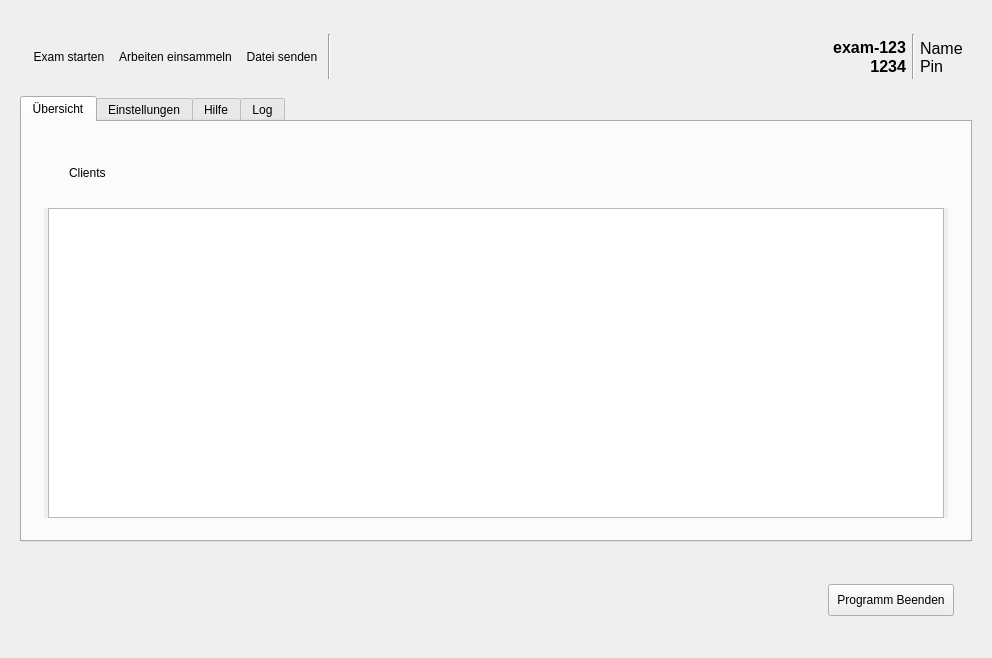
Above: server/server.ui from valueerrorx/life-exam before the change. Below: the same form after it.
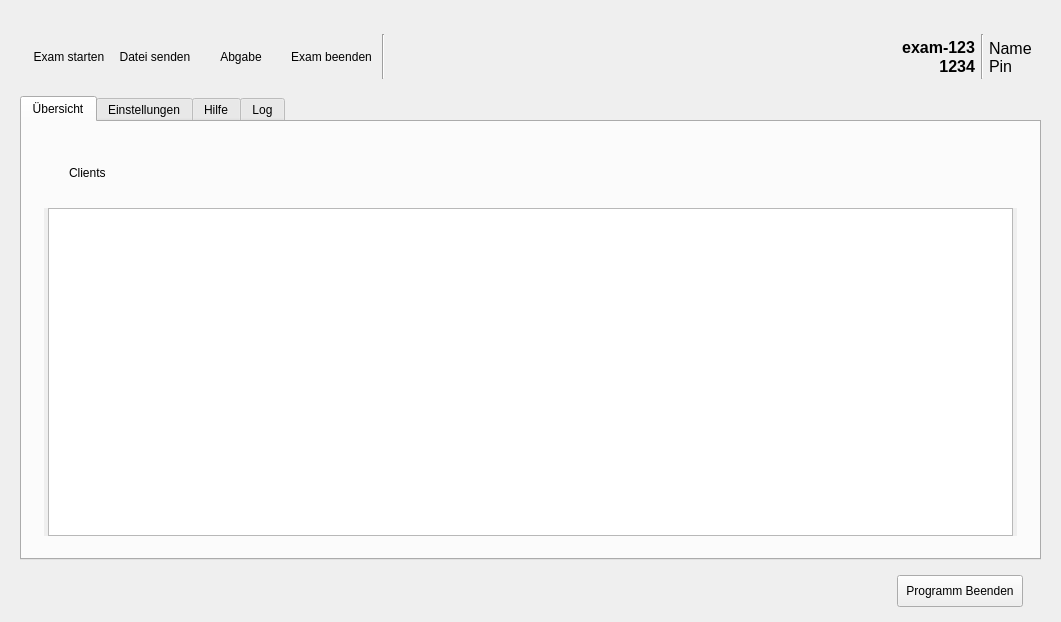
That is the form after the change. Icons and pictures are not drawn.

Commit message: added stopexam button

Patch:
```diff
--- a/server/server.ui
+++ b/server/server.ui
@@ -7,8 +7,8 @@
    <rect>
     <x>0</x>
     <y>0</y>
-    <width>992</width>
-    <height>658</height>
+    <width>1061</width>
+    <height>622</height>
    </rect>
   </property>
   <property name="sizePolicy">
@@ -114,41 +114,6 @@
            </property>
           </widget>
          </item>
-         <item>
-          <widget class="QPushButton" name="abgabe">
-           <property name="focusPolicy">
-            <enum>Qt::TabFocus</enum>
-           </property>
-           <property name="toolTip">
-            <string>Alle Arbeiten einsammeln</string>
-           </property>
-           <property name="statusTip">
-            <string/>
-           </property>
-           <property name="styleSheet">
-            <string notr="true"/>
-           </property>
-           <property name="text">
-            <string>Arbeiten einsammeln</string>
-           </property>
-           <property name="icon">
-            <iconset>
-             <normaloff>../pixmaps/download.png</normaloff>../pixmaps/download.png</iconset>
-           </property>
-           <property name="iconSize">
-            <size>
-             <width>32</width>
-             <height>32</height>
-            </size>
-           </property>
-           <property name="autoDefault">
-            <bool>false</bool>
-           </property>
-           <property name="flat">
-            <bool>true</bool>
-           </property>
-          </widget>
-         </item>
          <item>
           <widget class="QPushButton" name="sendfile">
            <property name="focusPolicy">
@@ -178,6 +143,67 @@
            </property>
           </widget>
          </item>
+         <item>
+          <widget class="QPushButton" name="abgabe">
+           <property name="focusPolicy">
+            <enum>Qt::TabFocus</enum>
+           </property>
+           <property name="toolTip">
+            <string>Alle Arbeiten einsammeln</string>
+           </property>
+           <property name="statusTip">
+            <string/>
+           </property>
+           <property name="styleSheet">
+            <string notr="true"/>
+           </property>
+           <property name="text">
+            <string>Abgabe</string>
+           </property>
+           <property name="icon">
+            <iconset>
+             <normaloff>../pixmaps/download.png</normaloff>../pixmaps/download.png</iconset>
+           </property>
+           <property name="iconSize">
+            <size>
+             <width>32</width>
+             <height>32</height>
+            </size>
+           </property>
+           <property name="autoDefault">
+            <bool>false</bool>
+           </property>
+           <property name="flat">
+            <bool>true</bool>
+           </property>
+          </widget>
+         </item>
+         <item>
+          <widget class="QPushButton" name="exitexam">
+           <property name="toolTip">
+            <string>Prüfungsumgebung beenden</string>
+           </property>
+           <property name="text">
+            <string>Exam beenden</string>
+           </property>
+           <property name="icon">
+            <iconset>
+             <normaloff>../pixmaps/document-noedit.png</normaloff>../pixmaps/document-noedit.png</iconset>
+           </property>
+           <property name="iconSize">
+            <size>
+             <width>32</width>
+             <height>32</height>
+            </size>
+           </property>
+           <property name="autoDefault">
+            <bool>false</bool>
+           </property>
+           <property name="flat">
+            <bool>true</bool>
+           </property>
+          </widget>
+         </item>
          <item>
           <widget class="Line" name="line_2">
            <property name="maximumSize">
@@ -200,7 +226,7 @@
             </sizepolicy>
            </property>
            <property name="focusPolicy">
-            <enum>Qt::NoFocus</enum>
+            <enum>Qt::TabFocus</enum>
            </property>
            <property name="toolTip">
             <string>Share Odner öffnen</string>
@@ -228,6 +254,9 @@
          </item>
          <item>
           <widget class="QPushButton" name="screenlock">
+           <property name="focusPolicy">
+            <enum>Qt::TabFocus</enum>
+           </property>
            <property name="toolTip">
             <string>Bildschirm sperren/entsperren</string>
            </property>
@@ -381,7 +410,7 @@
            </property>
            <property name="sizeHint" stdset="0">
             <size>
-             <width>40</width>
+             <width>20</width>
              <height>20</height>
             </size>
            </property>
@@ -1487,6 +1516,12 @@
       </sizepolicy>
      </property>
      <layout class="QVBoxLayout" name="verticalLayout_3">
+      <property name="topMargin">
+       <number>0</number>
+      </property>
+      <property name="bottomMargin">
+       <number>0</number>
+      </property>
       <item>
        <widget class="QWidget" name="widget_3" native="true">
         <property name="sizePolicy">
@@ -1496,9 +1531,24 @@
          </sizepolicy>
         </property>
         <layout class="QHBoxLayout" name="horizontalLayout_5">
+         <property name="spacing">
+          <number>0</number>
+         </property>
+         <property name="topMargin">
+          <number>0</number>
+         </property>
+         <property name="bottomMargin">
+          <number>0</number>
+         </property>
          <item>
           <widget class="QWidget" name="widget_14" native="true">
            <layout class="QHBoxLayout" name="horizontalLayout_6">
+            <property name="topMargin">
+             <number>0</number>
+            </property>
+            <property name="bottomMargin">
+             <number>0</number>
+            </property>
             <item>
              <widget class="QLabel" name="working">
               <property name="text">
```
Left out of the diff: 5 changed lines with no effect on the pictures. The commit also changes 6 other files.
